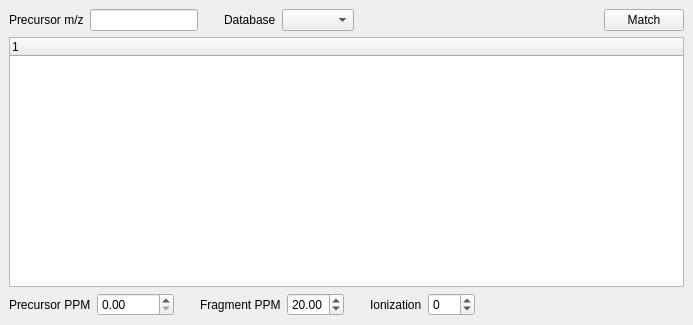
First picture: the form in src/gui/mzroll/forms/masscalcwidget.ui, repository ElucidataInc/ElMaven, before the edit.
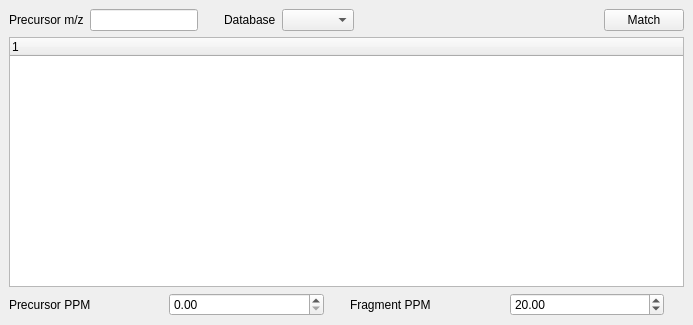
Second picture: the form after the edit.

Commit message: [UI] Remove ionization from compound match widget

The edit to the form file:
```diff
--- a/src/gui/mzroll/forms/masscalcwidget.ui
+++ b/src/gui/mzroll/forms/masscalcwidget.ui
@@ -199,39 +199,6 @@
         </property>
        </spacer>
       </item>
-      <item>
-       <widget class="QLabel" name="label_2">
-        <property name="layoutDirection">
-         <enum>Qt::RightToLeft</enum>
-        </property>
-        <property name="text">
-         <string>Ionization</string>
-        </property>
-       </widget>
-      </item>
-      <item>
-       <widget class="QDoubleSpinBox" name="ionization">
-        <property name="decimals">
-         <number>0</number>
-        </property>
-        <property name="minimum">
-         <double>-99.000000000000000</double>
-        </property>
-       </widget>
-      </item>
-      <item>
-       <spacer name="horizontalSpacer_4">
-        <property name="orientation">
-         <enum>Qt::Horizontal</enum>
-        </property>
-        <property name="sizeHint" stdset="0">
-         <size>
-          <width>40</width>
-          <height>20</height>
-         </size>
-        </property>
-       </spacer>
-      </item>
      </layout>
     </item>
    </layout>
```
The commit also changes 4 other files.
